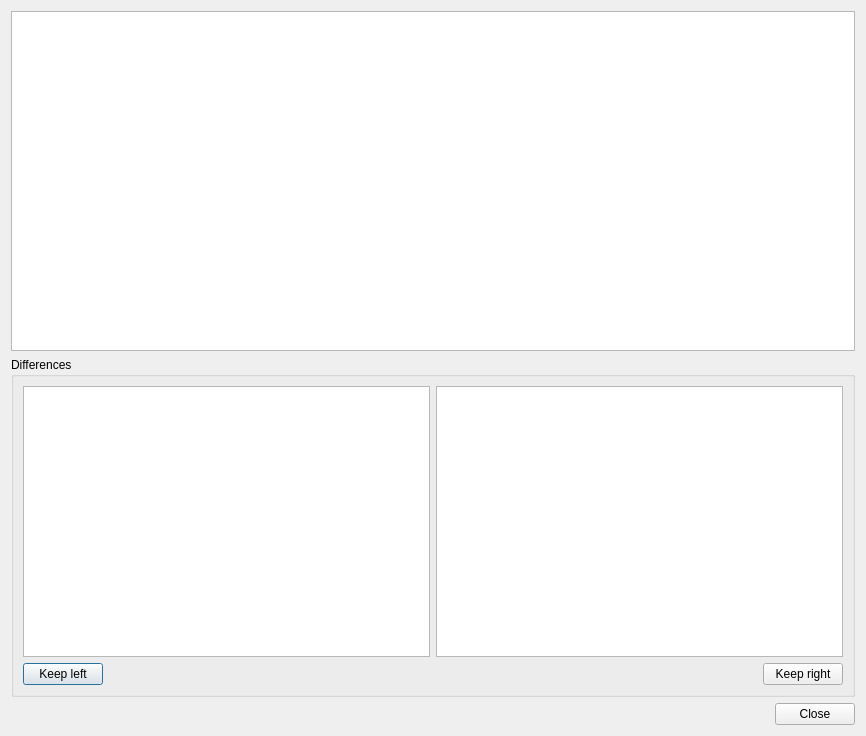
This is SIM-VICUS/src/SVDBDuplicatesDialog.ui in ghorwin/SIM-VICUS as Qt 5 draws it before an edit. The edited form follows.
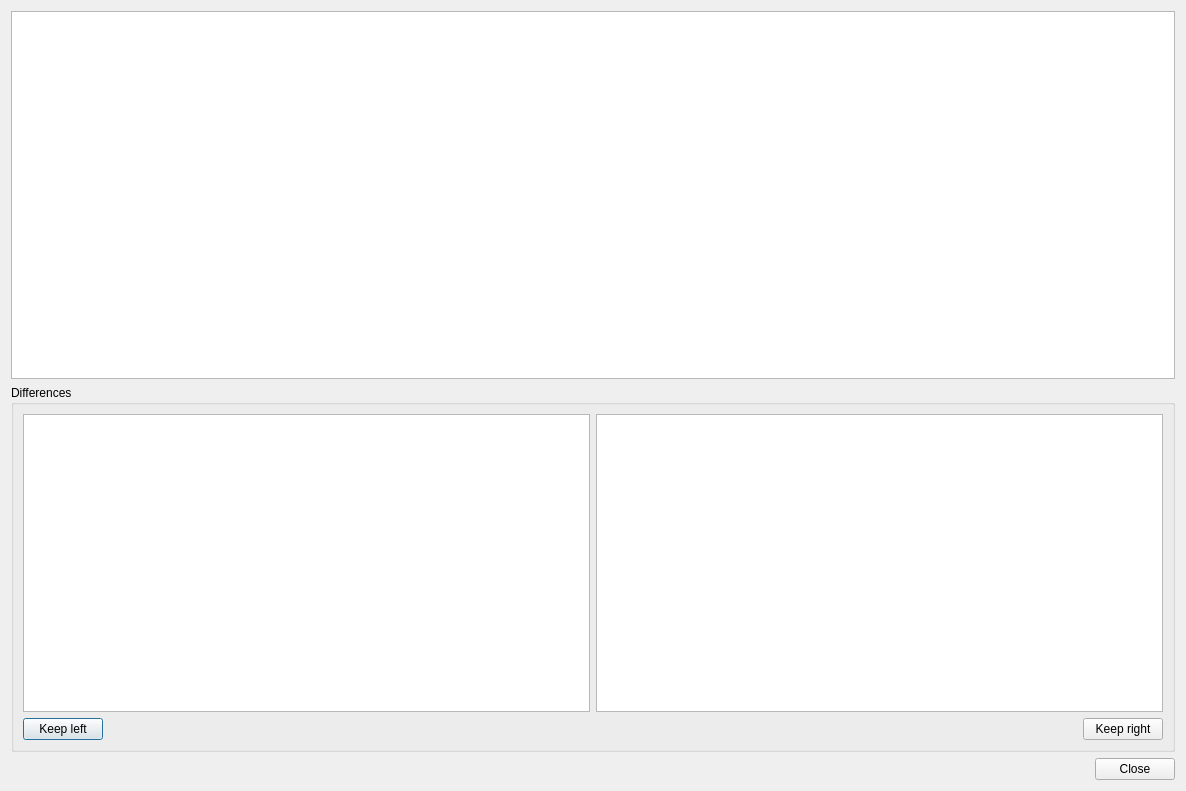
This is the edited form.

Commit message: Added display of xml data.

```diff
--- a/SIM-VICUS/src/SVDBDuplicatesDialog.ui
+++ b/SIM-VICUS/src/SVDBDuplicatesDialog.ui
@@ -6,8 +6,8 @@
    <rect>
     <x>0</x>
     <y>0</y>
-    <width>866</width>
-    <height>736</height>
+    <width>1186</width>
+    <height>791</height>
    </rect>
   </property>
   <property name="windowTitle">
@@ -24,7 +24,15 @@
      </property>
      <layout class="QGridLayout" name="gridLayout">
       <item row="0" column="0" colspan="2">
-       <widget class="QTextEdit" name="textEditLeft"/>
+       <widget class="QTextEdit" name="textEditLeft">
+        <property name="html">
+         <string>&lt;!DOCTYPE HTML PUBLIC &quot;-//W3C//DTD HTML 4.0//EN&quot; &quot;http://www.w3.org/TR/REC-html40/strict.dtd&quot;&gt;
+&lt;html&gt;&lt;head&gt;&lt;meta name=&quot;qrichtext&quot; content=&quot;1&quot; /&gt;&lt;style type=&quot;text/css&quot;&gt;
+p, li { white-space: pre-wrap; }
+&lt;/style&gt;&lt;/head&gt;&lt;body style=&quot; font-family:'Ubuntu'; font-size:11pt; font-weight:400; font-style:normal;&quot;&gt;
+&lt;p style=&quot;-qt-paragraph-type:empty; margin-top:0px; margin-bottom:0px; margin-left:0px; margin-right:0px; -qt-block-indent:0; text-indent:0px;&quot;&gt;&lt;br /&gt;&lt;/p&gt;&lt;/body&gt;&lt;/html&gt;</string>
+        </property>
+       </widget>
       </item>
       <item row="0" column="2" colspan="2">
        <widget class="QTextEdit" name="textEditRight"/>
```
The commit also changes 1 other file.
